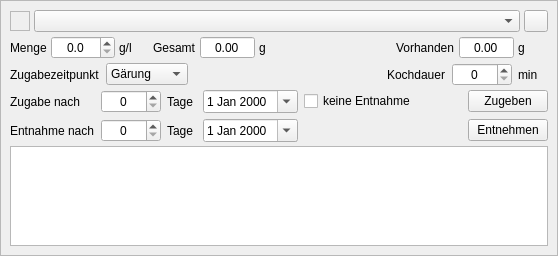
Qt form kleiner-brauhelfer/widgets/wdgweiterezutatgabe.ui (kleiner-brauhelfer/kleiner-brauhelfer-2) before a commit.
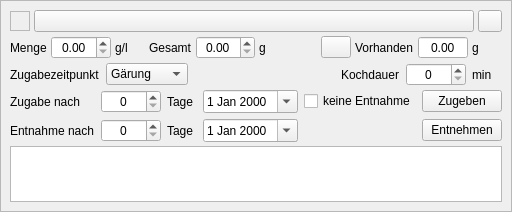
The same form after that commit. Icons and pictures are not drawn. Custom widgets are drawn as their Qt base class.

Patch:
```diff
--- a/kleiner-brauhelfer/widgets/wdgweiterezutatgabe.ui
+++ b/kleiner-brauhelfer/widgets/wdgweiterezutatgabe.ui
@@ -6,8 +6,8 @@
    <rect>
     <x>0</x>
     <y>0</y>
-    <width>558</width>
-    <height>256</height>
+    <width>482</width>
+    <height>212</height>
    </rect>
   </property>
   <property name="autoFillBackground">
@@ -66,12 +66,12 @@
          </widget>
         </item>
         <item>
-         <widget class="ComboBox" name="cbZutat">
-          <property name="toolTip">
-           <string>Auswahl weitere Zutat.</string>
-          </property>
-          <property name="maxVisibleItems">
-           <number>20</number>
+         <widget class="QPushButton" name="btnZutat">
+          <property name="sizePolicy">
+           <sizepolicy hsizetype="Expanding" vsizetype="Fixed">
+            <horstretch>0</horstretch>
+            <verstretch>0</verstretch>
+           </sizepolicy>
           </property>
          </widget>
         </item>
@@ -136,7 +136,7 @@
            <set>Qt::AlignCenter</set>
           </property>
           <property name="decimals">
-           <number>1</number>
+           <number>2</number>
           </property>
           <property name="minimum">
            <double>0.000000000000000</double>
@@ -183,12 +183,6 @@
           <property name="alignment">
            <set>Qt::AlignCenter</set>
           </property>
-          <property name="readOnly">
-           <bool>true</bool>
-          </property>
-          <property name="buttonSymbols">
-           <enum>QAbstractSpinBox::NoButtons</enum>
-          </property>
           <property name="decimals">
            <number>2</number>
           </property>
@@ -229,6 +223,29 @@
           </property>
          </spacer>
         </item>
+        <item>
+         <widget class="QPushButton" name="btnAufbrauchen">
+          <property name="minimumSize">
+           <size>
+            <width>30</width>
+            <height>22</height>
+           </size>
+          </property>
+          <property name="maximumSize">
+           <size>
+            <width>30</width>
+            <height>22</height>
+           </size>
+          </property>
+          <property name="toolTip">
+           <string>&lt;html&gt;&lt;head/&gt;&lt;body&gt;&lt;p&gt;Gesamte &lt;span style=&quot; font-weight:600;&quot;&gt;vorhandene&lt;/span&gt; Menge übernehmen.&lt;/p&gt;&lt;/body&gt;&lt;/html&gt;</string>
+          </property>
+          <property name="icon">
+           <iconset resource="../images.qrc">
+            <normaloff>:/images/uebertrag_links.svg</normaloff>:/images/uebertrag_links.svg</iconset>
+          </property>
+         </widget>
+        </item>
         <item>
          <widget class="QLabel" name="lblVorhanden">
           <property name="text">
@@ -573,16 +590,16 @@
    <extends>QDoubleSpinBox</extends>
    <header>widgets/doublespinbox.h</header>
   </customwidget>
-  <customwidget>
-   <class>SpinBox</class>
-   <extends>QSpinBox</extends>
-   <header>widgets/spinbox.h</header>
-  </customwidget>
   <customwidget>
    <class>ComboBox</class>
    <extends>QComboBox</extends>
    <header>widgets/combobox.h</header>
   </customwidget>
+  <customwidget>
+   <class>SpinBox</class>
+   <extends>QSpinBox</extends>
+   <header>widgets/spinbox.h</header>
+  </customwidget>
   <customwidget>
    <class>DateEdit</class>
    <extends>QDateEdit</extends>
```
Left out of the diff: 30 changed lines with no effect on the pictures.
